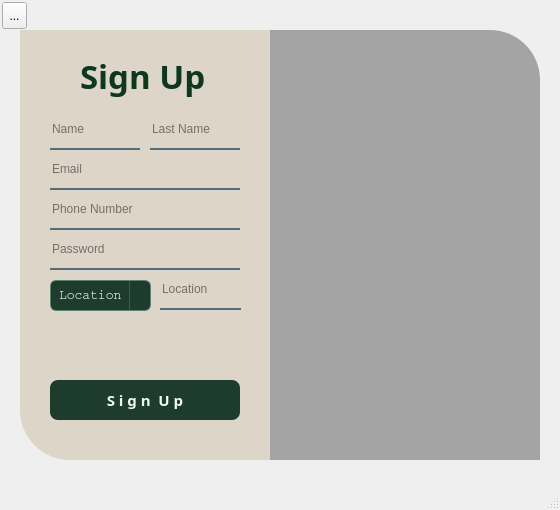
Above: IUTFoodClient/loginwindow.ui from azita121/IUTFood-Project before the change. Below: the same form after it.
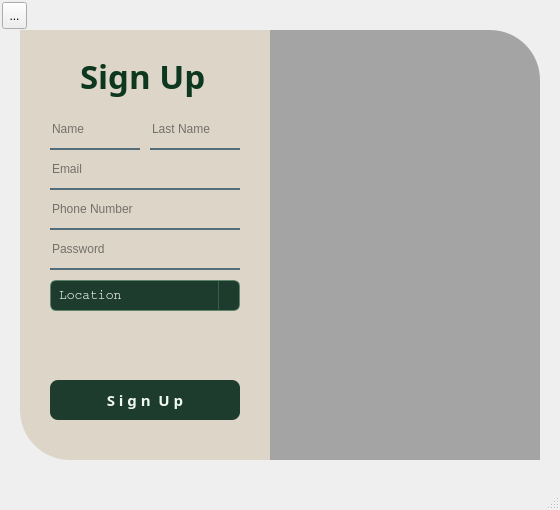
That is the form after the change. The open tabs and pages were chosen to show the change. Icons and pictures are not drawn.

The edit to the form file:
```diff
--- a/IUTFoodClient/loginwindow.ui
+++ b/IUTFoodClient/loginwindow.ui
@@ -960,7 +960,7 @@
        <rect>
         <x>50</x>
         <y>280</y>
-        <width>101</width>
+        <width>190</width>
         <height>31</height>
        </rect>
       </property>
@@ -1296,25 +1296,6 @@
        <string>Password</string>
       </property>
      </widget>
-     <widget class="QLineEdit" name="lineEdit_15">
-      <property name="geometry">
-       <rect>
-        <x>160</x>
-        <y>270</y>
-        <width>81</width>
-        <height>40</height>
-       </rect>
-      </property>
-      <property name="styleSheet">
-       <string notr="true">background-color:rgba(0, 0, 0, 0);
-border:none;
-border-bottom:2px solid rgba(46, 82, 101, 200);
-color:rgba(0, 0, 0, 240);</string>
-      </property>
-      <property name="placeholderText">
-       <string>Location</string>
-      </property>
-     </widget>
     </widget>
     <widget class="QWidget" name="page_2">
      <widget class="QLabel" name="label_5">
```
Left out of the diff: 77 changed lines with no effect on the pictures.
